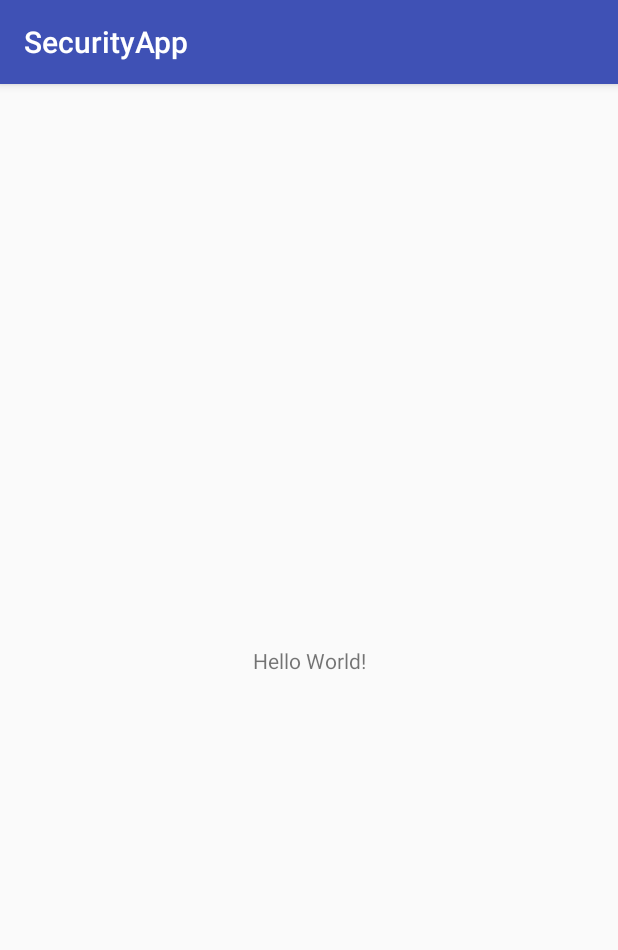
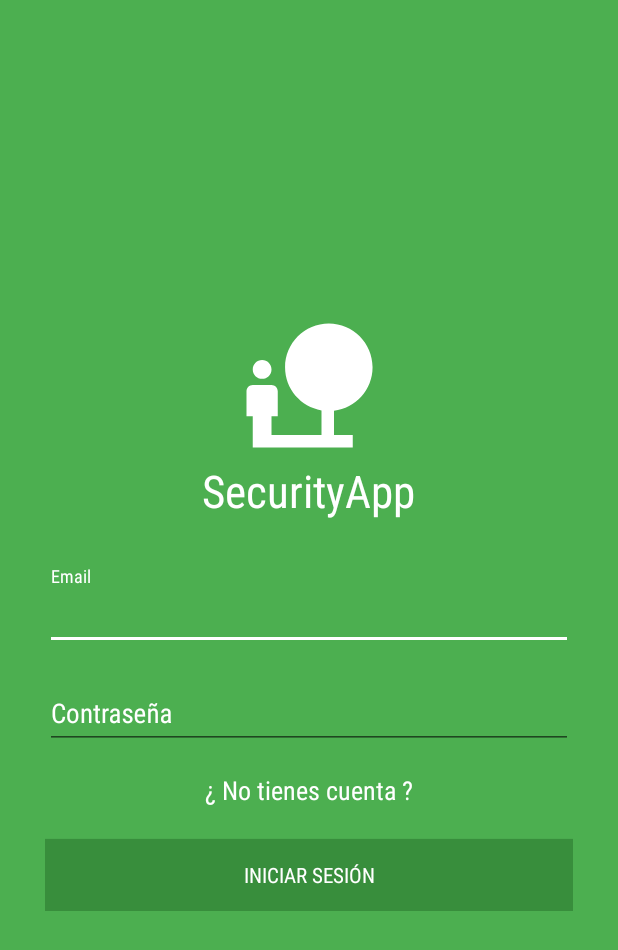
Before and after one commit to SeijouDev/Security-app, an Android app: the screen it shows after launch (MainActivity before the commit, LoginActivity after it), on a phone screen of 412 x 824 dp. Shown: the top 950 px of the screen. Run offline under Robolectric (Android 15) with nearby library versions, the phone set to English and light mode, and no system bars.

```diff
--- a/app/build.gradle
+++ b/app/build.gradle
@@ -22,6 +22,7 @@ dependencies {
     implementation fileTree(dir: 'libs', include: ['*.jar'])
     implementation 'com.android.support:appcompat-v7:26.1.0'
     implementation 'com.android.support.constraint:constraint-layout:1.1.2'
+    implementation 'com.android.support:design:26.0.0-alpha1'
     testImplementation 'junit:junit:4.12'
     androidTestImplementation 'com.android.support.test:runner:1.0.2'
     androidTestImplementation 'com.android.support.test.espresso:espresso-core:3.0.2'
--- /dev/null
+++ b/app/src/main/java/com/app/inpahu/securityapp/LoginActivity.java
@@ -0,0 +1,23 @@
+package com.app.inpahu.securityapp;
+
+import android.content.Intent;
+import android.support.v7.app.AppCompatActivity;
+import android.os.Bundle;
+import android.view.View;
+
+public class LoginActivity extends AppCompatActivity {
+
+    @Override
+    protected void onCreate(Bundle savedInstanceState) {
+        super.onCreate(savedInstanceState);
+        setContentView(R.layout.activity_login);
+
+        (findViewById(R.id.signup_link)).setOnClickListener(new View.OnClickListener() {
+            @Override
+            public void onClick(View v) {
+                startActivity(new Intent(getApplicationContext(), SignupActivity.class));
+                finish();
+            }
+        });
+    }
+}
--- /dev/null
+++ b/app/src/main/java/com/app/inpahu/securityapp/SplashActivity.java
@@ -0,0 +1,25 @@
+package com.app.inpahu.securityapp;
+
+import android.content.Intent;
+import android.os.Bundle;
+import android.os.Handler;
+import android.support.v7.app.AppCompatActivity;
+
+public class SplashActivity extends AppCompatActivity {
+
+    @Override
+    protected void onCreate(Bundle savedInstanceState) {
+        super.onCreate(savedInstanceState);
+        setContentView(R.layout.activity_splash);
+
+
+        new Handler().postDelayed(new Runnable() {
+            @Override
+            public void run() {
+                startActivity(new Intent(getApplicationContext(), LoginActivity.class));
+                finish();
+            }
+        }, 2000);
+    }
+
+}
--- /dev/null
+++ b/app/src/main/res/drawable/ic_nature_people.xml
@@ -0,0 +1,5 @@
+<vector android:height="240dp" android:tint="#FFFFFF"
+    android:viewportHeight="24.0" android:viewportWidth="24.0"
+    android:width="240dp" xmlns:android="http://schemas.android.com/apk/res/android">
+    <path android:fillColor="#FF000000" android:pathData="M22.17,9.17c0,-3.87 -3.13,-7 -7,-7s-7,3.13 -7,7c0,3.47 2.52,6.34 5.83,6.89V20H6v-3h1v-4c0,-0.55 -0.45,-1 -1,-1H3c-0.55,0 -1,0.45 -1,1v4h1v5h16v-2h-3v-3.88c3.47,-0.41 6.17,-3.36 6.17,-6.95zM4.5,11c0.83,0 1.5,-0.67 1.5,-1.5S5.33,8 4.5,8 3,8.67 3,9.5 3.67,11 4.5,11z"/>
+</vector>
--- /dev/null
+++ b/app/src/main/res/layout/activity_login.xml
@@ -0,0 +1,86 @@
+<?xml version="1.0" encoding="utf-8"?>
+<LinearLayout xmlns:android="http://schemas.android.com/apk/res/android"
+    android:layout_width="match_parent"
+    android:layout_height="match_parent"
+    android:orientation="vertical"
+    android:background="@color/colorPrimary"
+    android:gravity="center_vertical"
+    android:padding="20dp">
+
+    <LinearLayout
+        android:gravity="center_horizontal"
+        android:orientation="vertical"
+        android:layout_width="match_parent"
+        android:layout_height="wrap_content">
+        <ImageView
+            android:tint="@color/icons"
+            android:src="@drawable/ic_nature_people"
+            android:layout_width="100dp"
+            android:layout_height="100dp" />
+
+        <TextView
+            android:text="@string/app_name"
+            android:textColor="@color/icons"
+            android:textSize="30dp"
+            android:fontFamily="sans-serif-condensed"
+            android:layout_width="wrap_content"
+            android:layout_height="wrap_content" />
+    </LinearLayout>
+
+    <LinearLayout
+        android:layout_marginTop="20dp"
+        android:padding="10dp"
+        android:orientation="vertical"
+        android:layout_width="match_parent"
+        android:layout_height="wrap_content">
+
+        <android.support.design.widget.TextInputLayout
+            android:textColorHint="@color/colorAccent"
+            android:layout_marginBottom="10dp"
+            android:layout_width="match_parent"
+            android:layout_height="wrap_content">
+            <android.support.design.widget.TextInputEditText
+                android:textColor="@color/colorAccent"
+                android:fontFamily="sans-serif-condensed"
+                android:hint="Email"
+                android:layout_width="match_parent"
+                android:layout_height="match_parent" />
+        </android.support.design.widget.TextInputLayout>
+
+        <android.support.design.widget.TextInputLayout
+            android:textColorHint="@color/colorAccent"
+            android:layout_width="match_parent"
+            android:layout_height="wrap_content">
+            <android.support.design.widget.TextInputEditText
+                android:textColor="@color/colorAccent"
+                android:inputType="textPassword"
+                android:fontFamily="sans-serif-condensed"
+                android:hint="Contraseña"
+                android:layout_width="match_parent"
+                android:layout_height="match_parent" />
+        </android.support.design.widget.TextInputLayout>
+
+        <TextView
+            android:id="@+id/signup_link"
+            android:padding="15dp"
+            android:textAlignment="center"
+            android:text="¿ No tienes cuenta ?"
+            android:textSize="17dp"
+            android:fontFamily="sans-serif-condensed"
+            android:textColor="@color/colorAccent"
+            android:layout_width="match_parent"
+            android:layout_height="wrap_content" />
+
+        <android.support.v7.widget.AppCompatButton
+            android:layout_marginTop="5dp"
+            android:fontFamily="sans-serif-condensed"
+            android:text="Iniciar sesión"
+            android:textColor="@color/colorAccent"
+            android:background="@color/colorPrimaryDark"
+            android:layout_width="match_parent"
+            android:layout_height="wrap_content" />
+    </LinearLayout>
+
+
+
+</LinearLayout>
--- a/app/src/main/res/values/colors.xml
+++ b/app/src/main/res/values/colors.xml
@@ -1,6 +1,11 @@
 <?xml version="1.0" encoding="utf-8"?>
 <resources>
-    <color name="colorPrimary">#3F51B5</color>
-    <color name="colorPrimaryDark">#303F9F</color>
-    <color name="colorAccent">#FF4081</color>
+    <color name="colorPrimary">#4CAF50</color>
+    <color name="colorPrimaryDark">#388E3C</color>
+    <color name="primary_light">#C8E6C9</color>
+    <color name="colorAccent">#FFFFFF</color>
+    <color name="primary_text">#212121</color>
+    <color name="secondary_text">#757575</color>
+    <color name="icons">#FFFFFF</color>
+    <color name="divider">#BDBDBD</color>
 </resources>
--- a/app/src/main/res/values/styles.xml
+++ b/app/src/main/res/values/styles.xml
@@ -8,4 +8,11 @@
         <item name="colorAccent">@color/colorAccent</item>
     </style>
 
+    <style name="AppTheme.NoActionBar" parent="Theme.AppCompat.Light.NoActionBar">
+        <!-- Customize your theme here. -->
+        <item name="colorPrimary">@color/colorPrimary</item>
+        <item name="colorPrimaryDark">@color/colorPrimaryDark</item>
+        <item name="colorAccent">@color/colorAccent</item>
+    </style>
+
 </resources>
```
Also changed, not shown: app/src/main/AndroidManifest.xml (+19 -1 lines), app/src/main/java/com/app/inpahu/securityapp/Helpers/HttpHelper.java (added, +73 -0 lines), app/src/main/java/com/app/inpahu/securityapp/SignupActivity.java (added, +105 -0 lines), app/src/main/res/layout/activity_signup.xml (added, +125 -0 lines), app/src/main/res/layout/activity_splash.xml (added, +24 -0 lines).
